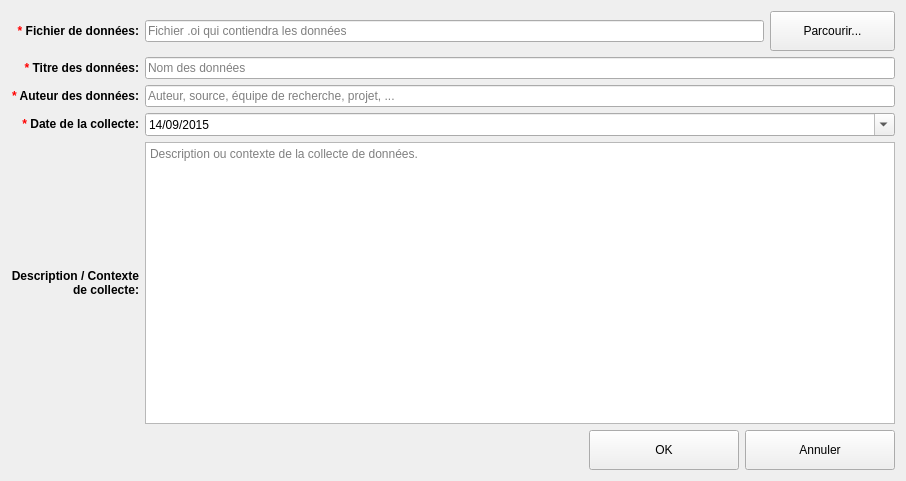
Above: python/resources/ui/ImportDialog.ui from introlab/OpenIMU before the change. Below: the same form after it.
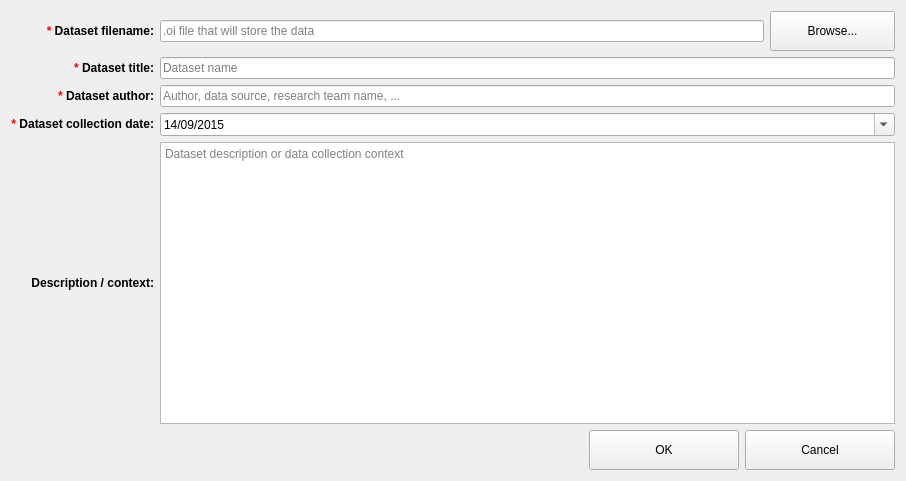
That is the form after the change. Icons and pictures are not drawn.

Commit message: Refs #9. Updated translations for MainWindow Closes #41. Added GPLv3 license Refs #66. Added Import wizard from the start screen.

Patch:
```diff
--- a/python/resources/ui/ImportDialog.ui
+++ b/python/resources/ui/ImportDialog.ui
@@ -30,12 +30,11 @@
       <widget class="QLabel" name="lblName">
        <property name="font">
         <font>
-         <weight>75</weight>
          <bold>true</bold>
         </font>
        </property>
        <property name="text">
-        <string>&lt;font color=&quot;red&quot;&gt;*&lt;/font&gt; Titre des données:</string>
+        <string>&lt;font color=&quot;red&quot;&gt;*&lt;/font&gt; Dataset title:</string>
        </property>
        <property name="alignment">
         <set>Qt::AlignRight|Qt::AlignTrailing|Qt::AlignVCenter</set>
@@ -46,12 +45,11 @@
       <widget class="QLabel" name="lblAuthor">
        <property name="font">
         <font>
-         <weight>75</weight>
          <bold>true</bold>
         </font>
        </property>
        <property name="text">
-        <string>&lt;font color=&quot;red&quot;&gt;*&lt;/font&gt; Auteur des données:</string>
+        <string>&lt;font color=&quot;red&quot;&gt;*&lt;/font&gt; Dataset author:</string>
        </property>
        <property name="alignment">
         <set>Qt::AlignRight|Qt::AlignTrailing|Qt::AlignVCenter</set>
@@ -72,7 +70,7 @@
           <string/>
          </property>
          <property name="placeholderText">
-          <string>Fichier .oi qui contiendra les données</string>
+          <string>.oi file that will store the data</string>
          </property>
         </widget>
        </item>
@@ -88,7 +86,17 @@
           <cursorShape>PointingHandCursor</cursorShape>
          </property>
          <property name="text">
-          <string>Parcourir...</string>
+          <string>Browse...</string>
+         </property>
+         <property name="icon">
+          <iconset resource="../core.qrc">
+           <normaloff>:/OpenIMU/icons/zoom_selection.png</normaloff>:/OpenIMU/icons/zoom_selection.png</iconset>
+         </property>
+         <property name="iconSize">
+          <size>
+           <width>24</width>
+           <height>24</height>
+          </size>
          </property>
          <property name="autoDefault">
           <bool>false</bool>
@@ -112,7 +120,7 @@
         </size>
        </property>
        <property name="placeholderText">
-        <string>Auteur, source, équipe de recherche, projet, ...</string>
+        <string>Author, data source, research team name, ...</string>
        </property>
       </widget>
      </item>
@@ -120,12 +128,11 @@
       <widget class="QLabel" name="lblFile">
        <property name="font">
         <font>
-         <weight>75</weight>
          <bold>true</bold>
         </font>
        </property>
        <property name="text">
-        <string>&lt;font color=&quot;red&quot;&gt;*&lt;/font&gt; Fichier de données:</string>
+        <string>&lt;font color=&quot;red&quot;&gt;*&lt;/font&gt; Dataset filename:</string>
        </property>
        <property name="alignment">
         <set>Qt::AlignRight|Qt::AlignTrailing|Qt::AlignVCenter</set>
@@ -147,7 +154,7 @@
         </size>
        </property>
        <property name="placeholderText">
-        <string>Nom des données</string>
+        <string>Dataset name</string>
        </property>
       </widget>
      </item>
@@ -155,13 +162,11 @@
       <widget class="QLabel" name="lblDesc">
        <property name="font">
         <font>
-         <weight>75</weight>
          <bold>true</bold>
         </font>
        </property>
        <property name="text">
-        <string>Description / Contexte
-de collecte:</string>
+        <string>Description / context:</string>
        </property>
        <property name="alignment">
         <set>Qt::AlignRight|Qt::AlignTrailing|Qt::AlignVCenter</set>
@@ -183,7 +188,7 @@
         <bool>false</bool>
        </property>
        <property name="placeholderText">
-        <string>Description ou contexte de la collecte de données.</string>
+        <string>Dataset description or data collection context</string>
        </property>
       </widget>
      </item>
@@ -191,12 +196,11 @@
       <widget class="QLabel" name="lblUploadDate">
        <property name="font">
         <font>
-         <weight>75</weight>
          <bold>true</bold>
         </font>
        </property>
        <property name="text">
-        <string>&lt;font color=&quot;red&quot;&gt;*&lt;/font&gt; Date de la collecte:</string>
+        <string>&lt;font color=&quot;red&quot;&gt;*&lt;/font&gt; Dataset collection date:</string>
        </property>
        <property name="alignment">
         <set>Qt::AlignRight|Qt::AlignTrailing|Qt::AlignVCenter</set>
@@ -283,7 +287,17 @@
         <cursorShape>PointingHandCursor</cursorShape>
        </property>
        <property name="text">
-        <string>Annuler</string>
+        <string>Cancel</string>
+       </property>
+       <property name="icon">
+        <iconset resource="../core.qrc">
+         <normaloff>:/OpenIMU/icons/undo.png</normaloff>:/OpenIMU/icons/undo.png</iconset>
+       </property>
+       <property name="iconSize">
+        <size>
+         <width>20</width>
+         <height>20</height>
+        </size>
        </property>
        <property name="autoDefault">
         <bool>false</bool>
```
Left out of the diff: 16 changed lines with no effect on the pictures. The commit also changes 27 other files.
